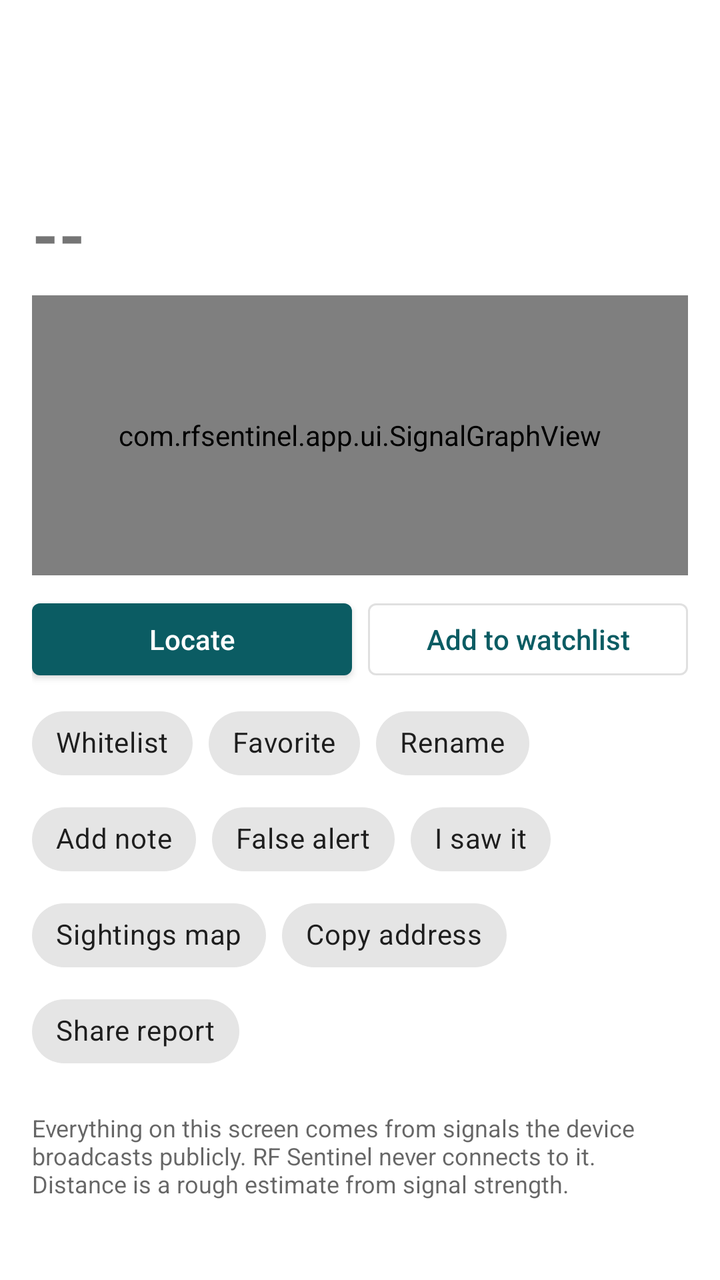
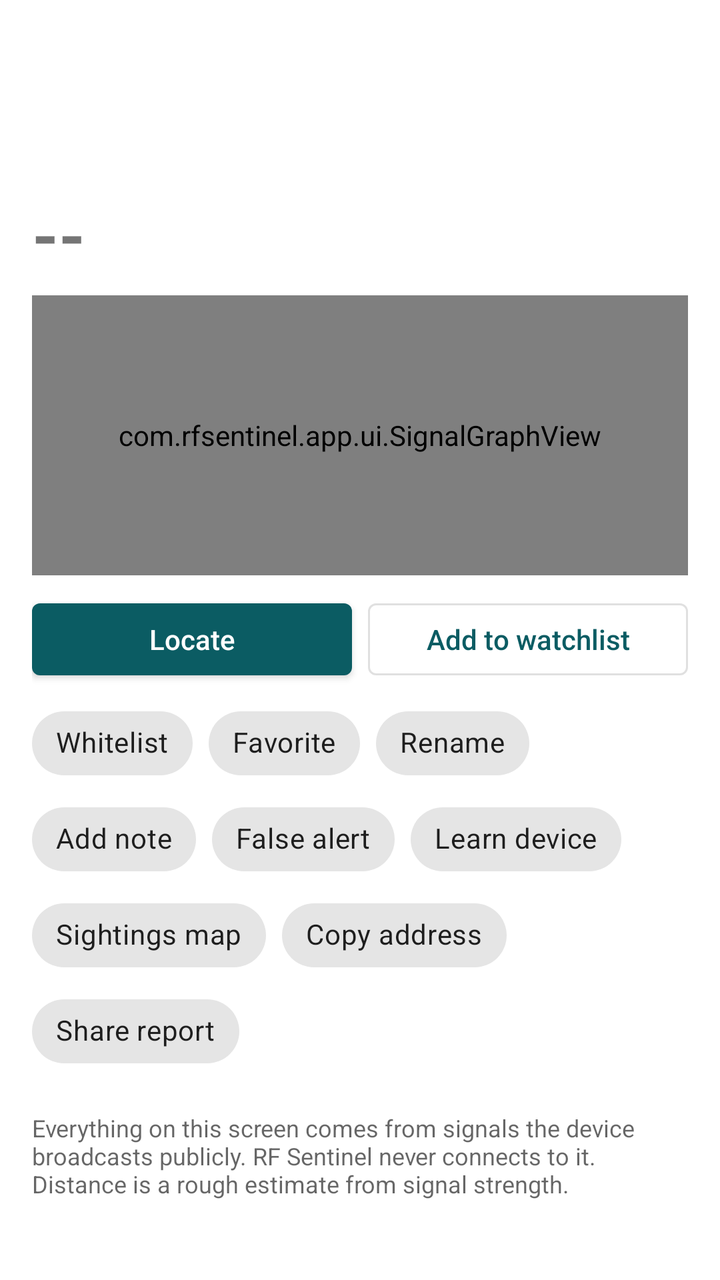

Screens rendered from an Android XML layout before and after an edit, with the pre-edit source and the edit as a unified diff.
<!-- AndroidManifest.xml: application theme Theme.RFSentinel -->
<!-- res/layout/activity_device_detail.xml -->
<?xml version="1.0" encoding="utf-8"?>
<ScrollView xmlns:android="http://schemas.android.com/apk/res/android"
    android:id="@+id/scroll"
    android:layout_width="match_parent"
    android:layout_height="match_parent">

    <LinearLayout
        android:layout_width="match_parent"
        android:layout_height="wrap_content"
        android:orientation="vertical"
        android:padding="16dp">

        <TextView
            android:id="@+id/tagText"
            android:layout_width="wrap_content"
            android:layout_height="wrap_content"
            android:background="@drawable/tag_bg"
            android:layout_marginBottom="6dp"
            android:paddingStart="8dp"
            android:paddingTop="2dp"
            android:paddingEnd="8dp"
            android:paddingBottom="2dp"
            android:textColor="#FFFFFF"
            android:textSize="@dimen/text_caption"
            android:textStyle="bold"
            android:visibility="gone" />

        <TextView
            android:id="@+id/titleText"
            android:layout_width="match_parent"
            android:layout_height="wrap_content"
            android:textIsSelectable="true"
            android:textSize="@dimen/text_title"
            android:textStyle="bold" />

        <TextView
            android:id="@+id/subtitleText"
            android:layout_width="match_parent"
            android:layout_height="wrap_content"
            android:fontFamily="monospace"
            android:textIsSelectable="true"
            android:textSize="@dimen/text_body" />

        <TextView
            android:id="@+id/presenceText"
            android:layout_width="match_parent"
            android:layout_height="wrap_content"
            android:layout_marginTop="4dp"
            android:textColor="?android:attr/textColorSecondary"
            android:textSize="@dimen/text_caption" />

        
        <TextView
            android:id="@+id/noteText"
            android:layout_width="match_parent"
            android:layout_height="wrap_content"
            android:layout_marginTop="6dp"
            android:background="?attr/selectableItemBackground"
            android:paddingTop="4dp"
            android:paddingBottom="4dp"
            android:textSize="@dimen/text_body"
            android:visibility="gone" />

        
        <LinearLayout
            android:id="@+id/visualTop"
            android:layout_width="match_parent"
            android:layout_height="wrap_content"
            android:layout_marginTop="12dp"
            android:gravity="center_vertical"
            android:orientation="horizontal"
            android:visibility="gone">

            <com.rfsentinel.app.ui.SignalGaugeView
                android:id="@+id/gauge"
                android:layout_width="0dp"
                android:layout_height="wrap_content"
                android:layout_weight="1.6" />

            <com.rfsentinel.app.ui.ConfidenceRingView
                android:id="@+id/ring"
                android:layout_width="0dp"
                android:layout_height="wrap_content"
                android:layout_marginStart="8dp"
                android:layout_weight="1" />
        </LinearLayout>

        
        <LinearLayout
            android:layout_width="match_parent"
            android:layout_height="wrap_content"
            android:layout_marginTop="12dp"
            android:gravity="center_vertical"
            android:orientation="horizontal">

            <TextView
                android:id="@+id/rssiText"
                android:layout_width="wrap_content"
                android:layout_height="wrap_content"
                android:text="--"
                android:textSize="@dimen/text_display"
                android:textStyle="bold" />

            <TextView
                android:id="@+id/rssiDetail"
                android:layout_width="0dp"
                android:layout_height="wrap_content"
                android:layout_marginStart="12dp"
                android:layout_weight="1"
                android:textSize="@dimen/text_body" />
        </LinearLayout>

        <com.rfsentinel.app.ui.SignalGraphView
            android:id="@+id/graph"
            android:layout_width="match_parent"
            android:layout_height="140dp"
            android:layout_marginTop="8dp" />

        
        <LinearLayout
            android:layout_width="match_parent"
            android:layout_height="wrap_content"
            android:layout_marginTop="8dp"
            android:baselineAligned="false"
            android:orientation="horizontal">

            <com.google.android.material.button.MaterialButton
                android:id="@+id/locateButton"
                android:layout_width="0dp"
                android:layout_height="match_parent"
                android:layout_marginEnd="8dp"
                android:layout_weight="1"
                android:text="Locate" />

            <com.google.android.material.button.MaterialButton
                android:id="@+id/actionWatchlist"
                style="@style/Widget.MaterialComponents.Button.OutlinedButton"
                android:layout_width="0dp"
                android:layout_height="match_parent"
                android:layout_weight="1"
                android:text="Add to watchlist" />
        </LinearLayout>

        
        <com.google.android.material.chip.ChipGroup
            android:id="@+id/actions"
            android:layout_width="match_parent"
            android:layout_height="wrap_content"
            android:layout_marginTop="4dp">

            <com.google.android.material.chip.Chip
                android:id="@+id/actionWhitelist"
                android:layout_width="wrap_content"
                android:layout_height="wrap_content"
                android:text="Whitelist" />

            <com.google.android.material.chip.Chip
                android:id="@+id/actionFavorite"
                android:layout_width="wrap_content"
                android:layout_height="wrap_content"
                android:text="Favorite" />

            <com.google.android.material.chip.Chip
                android:id="@+id/actionRename"
                android:layout_width="wrap_content"
                android:layout_height="wrap_content"
                android:text="Rename" />

            <com.google.android.material.chip.Chip
                android:id="@+id/actionNote"
                android:layout_width="wrap_content"
                android:layout_height="wrap_content"
                android:text="Add note" />

            <com.google.android.material.chip.Chip
                android:id="@+id/actionFalseAlert"
                android:layout_width="wrap_content"
                android:layout_height="wrap_content"
                android:text="False alert" />

            <com.google.android.material.chip.Chip
                android:id="@+id/actionLearn"
                android:layout_width="wrap_content"
                android:layout_height="wrap_content"
                android:text="I saw it" />

            <com.google.android.material.chip.Chip
                android:id="@+id/actionSightings"
                android:layout_width="wrap_content"
                android:layout_height="wrap_content"
                android:text="Sightings map" />

            <com.google.android.material.chip.Chip
                android:id="@+id/actionCopy"
                android:layout_width="wrap_content"
                android:layout_height="wrap_content"
                android:text="Copy address" />

            <com.google.android.material.chip.Chip
                android:id="@+id/actionShare"
                android:layout_width="wrap_content"
                android:layout_height="wrap_content"
                android:text="Share report" />
        </com.google.android.material.chip.ChipGroup>

        
        <LinearLayout
            android:id="@+id/sections"
            android:layout_width="match_parent"
            android:layout_height="wrap_content"
            android:orientation="vertical" />

        <TextView
            android:layout_width="match_parent"
            android:layout_height="wrap_content"
            android:layout_marginTop="16dp"
            android:text="Everything on this screen comes from signals the device broadcasts publicly. RF Sentinel never connects to it. Distance is a rough estimate from signal strength."
            android:textColor="?android:attr/textColorSecondary"
            android:textSize="@dimen/text_caption" />
    </LinearLayout>
</ScrollView>
<!-- resources referenced by this layout -->
<resources>
  <dimen name="text_body">14sp</dimen>
  <dimen name="text_caption">12sp</dimen>
  <dimen name="text_display">34sp</dimen>
  <dimen name="text_title">20sp</dimen>
  <!-- drawable tag_bg (drawable) -->
  <?xml version="1.0" encoding="utf-8"?>
  <shape xmlns:android="http://schemas.android.com/apk/res/android" android:shape="rectangle">
      <solid android:color="@color/match_tag_bg" />
      <corners android:radius="4dp" />
  </shape>
  <style name="Theme.RFSentinel" parent="Theme.MaterialComponents.DayNight.DarkActionBar">
          <item name="textAppearanceButton">@style/TextAppearance.RFSentinel.Button</item>
          <item name="colorPrimary">@color/brand_primary</item>
          <item name="colorPrimaryVariant">@color/brand_primary_dark</item>
          <item name="colorOnPrimary">@android:color/white</item>
          <item name="colorSecondary">@color/brand_accent</item>
          <item name="colorOnSecondary">@android:color/white</item>
          <item name="rfScopeColor">@color/scope</item>
          <item name="rfScopeTextColor">@color/scope_text</item>
          <item name="rfTraceColor">@color/trace</item>
          <item name="rfAccent">@color/brand_highlight</item>
          <item name="rfOnAccent">@color/brand_on_highlight</item>
      </style>
  <color name="match_tag_bg">#C8431A</color>
  <style name="TextAppearance.RFSentinel.Button" parent="TextAppearance.MaterialComponents.Button">
          <item name="android:textAllCaps">false</item>
          <item name="android:letterSpacing">0</item>
      </style>
  <color name="brand_primary">#0B5C63</color>
  <color name="brand_primary_dark">#073F44</color>
  <color name="brand_accent">#E0622D</color>
  <color name="scope">#0B5C63</color>
  <color name="scope_text">#AA0B5C63</color>
  <color name="trace">#E0622D</color>
  <color name="brand_highlight">#0B5C63</color>
  <color name="brand_on_highlight">#FFFFFF</color>
</resources>

<!-- the commit's change to res/layout/activity_device_detail.xml (unified diff, before → after) -->
@@ -182,7 +182,7 @@
                 android:id="@+id/actionLearn"
                 android:layout_width="wrap_content"
                 android:layout_height="wrap_content"
-                android:text="I saw it" />
+                android:text="Learn device" />
 
             <com.google.android.material.chip.Chip
                 android:id="@+id/actionSightings"
